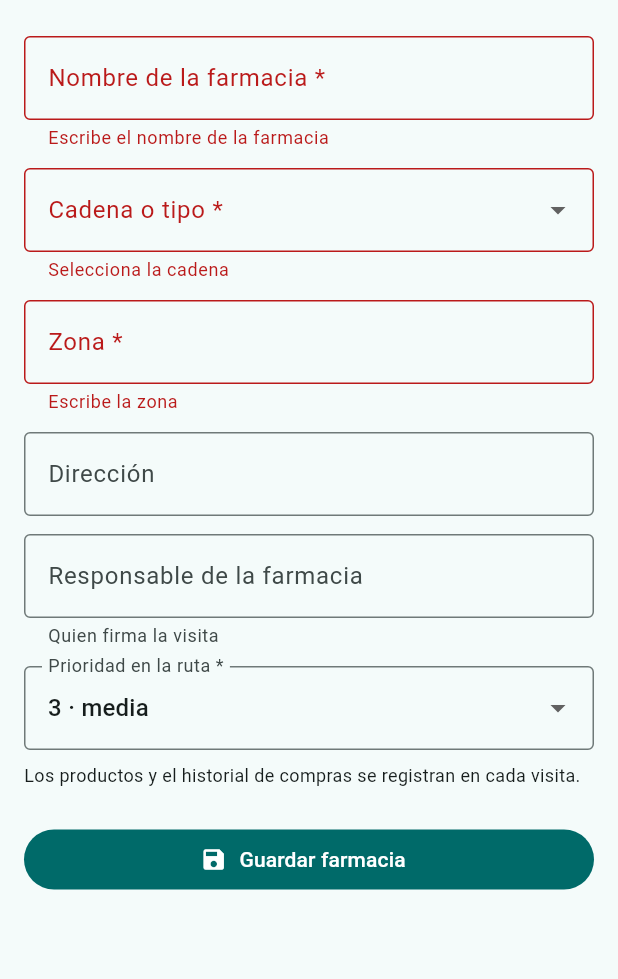
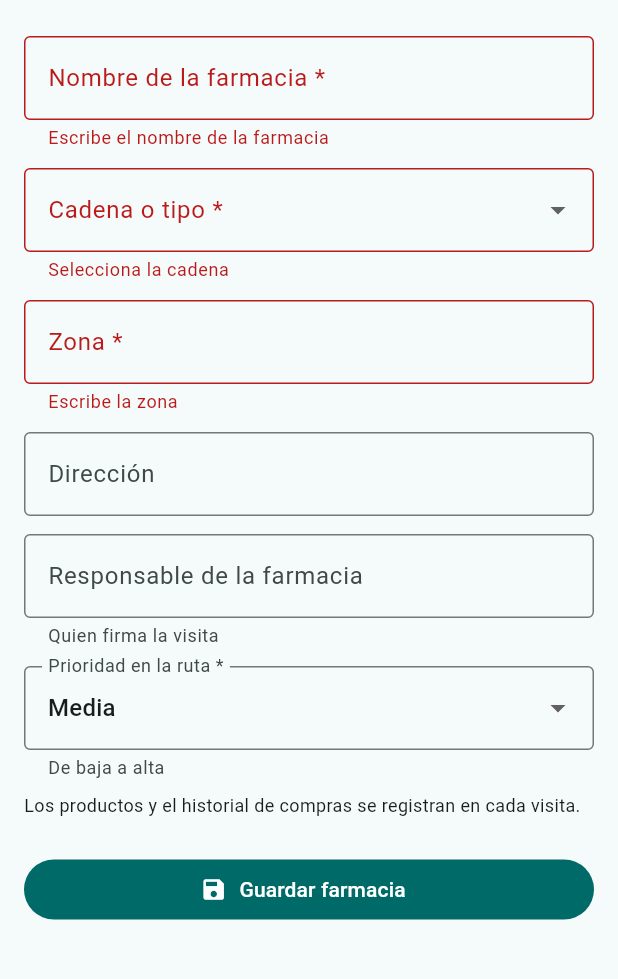
Before and after one commit to MartinEduardoContreras/transferencista, a Flutter app: the NewPharmacyScreen screen opened directly with empty values, after a tap on "Guardar farmacia", on a phone screen of 412 x 824 dp, the part 96-1075 px from its top. Run offline on Flutter 3.47's test engine with Material 3 defaults, Android fonts, the phone set to English and light mode, and no system bars; our stand-ins replace geolocator, image_picker, material_ui, sqflite; accounts and stored records are empty.

Commit message:
Agrega edición de farmacias y escala de prioridad de 5 pasos
- Prioridad de ruta en escala de baja a alta (Muy baja a Muy alta).
- Detalle de farmacia muestra responsable y prioridad; permite editar.
- Responsable de la visita se precarga desde la farmacia y es editable.
- No se ofrece iniciar visita si la farmacia ya se visitó hoy.

Co-Authored-By: Claude Haiku 5.5 <noreply@anthropic.com>

```diff
--- a/lib/models/pharmacy.dart
+++ b/lib/models/pharmacy.dart
@@ -25,8 +25,12 @@ class Pharmacy {
   /// Responsable de la farmacia (quien firma la visita).
   final String manager;
 
-  /// 1 = mayor prioridad. Se usa para ordenar la ruta del día.
+  /// Número guardado de la prioridad de ruta: 1 = la más alta. Se usa para
+  /// ordenar la ruta del día. En pantalla se muestra con [RoutePriority].
   final int priority;
+
+  /// Prioridad de ruta en la escala de 5 pasos que ve la persona.
+  RoutePriority get routePriority => RoutePriority.fromRank(priority);
 
   /// Null cuando la farmacia aún no tiene compras registradas.
   final int? daysSinceLastPurchase;
@@ -35,3 +39,25 @@ class Pharmacy {
       ? 'Sin compras registradas'
       : 'Hace $daysSinceLastPurchase días';
 }
+
+/// Prioridad de la farmacia en la ruta, en escala de baja a alta (5 pasos).
+///
+/// [rank] es el número que se guarda: 1 = la más alta, para ordenar la ruta.
+enum RoutePriority {
+  muyBaja('Muy baja', 5),
+  baja('Baja', 4),
+  media('Media', 3),
+  alta('Alta', 2),
+  muyAlta('Muy alta', 1);
+
+  const RoutePriority(this.label, this.rank);
+
+  final String label;
+  final int rank;
+
+  /// Prioridad para un número guardado. Valores fuera de 1..5 se toman como media.
+  static RoutePriority fromRank(int rank) => values.firstWhere(
+        (p) => p.rank == rank,
+        orElse: () => media,
+      );
+}
--- a/lib/screens/home_screen.dart
+++ b/lib/screens/home_screen.dart
@@ -89,9 +89,9 @@ class HomeScreen extends StatelessWidget {
                         Expanded(child: Text(planned[i].name)),
                         const SizedBox(width: 8),
                         Chip(
-                          label: Text('Prioridad ${planned[i].priority}'),
+                          label: Text('Prioridad ${planned[i].routePriority.label}'),
                           visualDensity: VisualDensity.compact,
-                          backgroundColor: planned[i].priority == 1 && !repository.wasVisitedToday(planned[i])
+                          backgroundColor: planned[i].routePriority == RoutePriority.muyAlta && !repository.wasVisitedToday(planned[i])
                               ? Theme.of(context).colorScheme.errorContainer
                               : null,
                         ),
--- a/lib/screens/new_pharmacy_screen.dart
+++ b/lib/screens/new_pharmacy_screen.dart
@@ -15,11 +15,14 @@ const pharmacyChains = <String>[
   'Otra',
 ];
 
-/// Formulario para crear una farmacia nueva. Al guardar devuelve la farmacia creada.
+/// Formulario para crear una farmacia nueva o editar una existente. Si se pasa
+/// [pharmacy], los campos se llenan con sus datos y se actualiza en lugar de
+/// crear. Al guardar devuelve la farmacia guardada.
 class NewPharmacyScreen extends StatefulWidget {
-  const NewPharmacyScreen({super.key, required this.repository});
+  const NewPharmacyScreen({super.key, required this.repository, this.pharmacy});
 
   final AppRepository repository;
+  final Pharmacy? pharmacy;
 
   @override
   State<NewPharmacyScreen> createState() => _NewPharmacyScreenState();
@@ -33,7 +36,23 @@ class _NewPharmacyScreenState extends State<NewPharmacyScreen> {
   final _manager = TextEditingController();
 
   String? _chain;
-  int _priority = 3;
+  RoutePriority _priority = RoutePriority.media;
+
+  bool get _isEditing => widget.pharmacy != null;
+
+  @override
+  void initState() {
+    super.initState();
+    final p = widget.pharmacy;
+    if (p != null) {
+      _name.text = p.name;
+      _zone.text = p.zone;
+      _address.text = p.address;
+      _manager.text = p.manager;
+      _chain = p.chain;
+      _priority = p.routePriority;
+    }
+  }
 
   @override
   void dispose() {
@@ -50,24 +69,38 @@ class _NewPharmacyScreenState extends State<NewPharmacyScreen> {
   Future<void> _save() async {
     if (!_formKey.currentState!.validate()) return;
 
+    final previous = widget.pharmacy;
     final pharmacy = Pharmacy(
-      id: widget.repository.newPharmacyId(),
+      id: previous?.id ?? widget.repository.newPharmacyId(),
       name: _name.text.trim(),
       chain: _chain!,
       zone: _zone.text.trim(),
       address: _address.text.trim(),
       manager: _manager.text.trim(),
-      priority: _priority,
+      priority: _priority.rank,
+      daysSinceLastPurchase: previous?.daysSinceLastPurchase,
     );
-    await widget.repository.addPharmacy(pharmacy);
+    if (previous == null) {
+      await widget.repository.addPharmacy(pharmacy);
+    } else {
+      await widget.repository.updatePharmacy(pharmacy);
+    }
     if (!mounted) return;
     Navigator.of(context).pop(pharmacy);
   }
 
   @override
   Widget build(BuildContext context) {
+    // Si la cadena guardada ya no está en la lista, se agrega para no perderla.
+    final chains = [
+      ...pharmacyChains,
+      if (_chain != null && !pharmacyChains.contains(_chain)) _chain!,
+    ];
+
     return Scaffold(
-      appBar: const BrandAppBar(title: 'Nueva farmacia'),
+      appBar: BrandAppBar(
+        title: _isEditing ? 'Editar farmacia' : 'Nueva farmacia',
+      ),
       body: Form(
         key: _formKey,
         child: ListView(
@@ -91,7 +124,7 @@ class _NewPharmacyScreenState extends State<NewPharmacyScreen> {
                 border: OutlineInputBorder(),
               ),
               items: [
-                for (final chain in pharmacyChains)
+                for (final chain in chains)
                   DropdownMenuItem(value: chain, child: Text(chain)),
               ],
               onChanged: (value) => setState(() => _chain = value),
@@ -126,18 +159,16 @@ class _NewPharmacyScreenState extends State<NewPharmacyScreen> {
               ),
             ),
             const SizedBox(height: 12),
-            DropdownButtonFormField<int>(
+            DropdownButtonFormField<RoutePriority>(
               initialValue: _priority,
               decoration: const InputDecoration(
                 labelText: 'Prioridad en la ruta *',
+                helperText: 'De baja a alta',
                 border: OutlineInputBorder(),
               ),
-              items: const [
-                DropdownMenuItem(value: 1, child: Text('1 · más alta')),
-                DropdownMenuItem(value: 2, child: Text('2')),
-                DropdownMenuItem(value: 3, child: Text('3 · media')),
-                DropdownMenuItem(value: 4, child: Text('4')),
-                DropdownMenuItem(value: 5, child: Text('5 · más baja')),
+              items: [
+                for (final priority in RoutePriority.values)
+                  DropdownMenuItem(value: priority, child: Text(priority.label)),
               ],
               onChanged: (value) =>
                   setState(() => _priority = value ?? _priority),
@@ -151,7 +182,7 @@ class _NewPharmacyScreenState extends State<NewPharmacyScreen> {
             FilledButton.icon(
               onPressed: () => _save(),
               icon: const Icon(Icons.save),
-              label: const Text('Guardar farmacia'),
+              label: Text(_isEditing ? 'Guardar cambios' : 'Guardar farmacia'),
             ),
           ],
         ),
--- a/lib/widgets/brand_app_bar.dart
+++ b/lib/widgets/brand_app_bar.dart
@@ -2,13 +2,21 @@ import 'package:material_ui/material_ui.dart';
 
 /// Barra superior de la app: logo de Medical Farma seguido del título de la pantalla.
 class BrandAppBar extends StatelessWidget implements PreferredSizeWidget {
-  const BrandAppBar({super.key, required this.title, this.subtitle});
+  const BrandAppBar({
+    super.key,
+    required this.title,
+    this.subtitle,
+    this.actions,
+  });
 
   static const double _toolbarHeight = 72;
   static const double _logoHeight = 56;
 
   final String title;
   final String? subtitle;
+
+  /// Acciones opcionales a la derecha de la barra.
+  final List<Widget>? actions;
 
   @override
   Size get preferredSize => const Size.fromHeight(_toolbarHeight);
@@ -17,6 +25,7 @@ class BrandAppBar extends StatelessWidget implements PreferredSizeWidget {
   Widget build(BuildContext context) {
     return AppBar(
       toolbarHeight: _toolbarHeight,
+      actions: actions,
       title: Row(
         children: [
           Image.asset('assets/images/logo_medical_farma.png', height: _logoHeight),
```
Also changed, not shown: lib/data/app_repository.dart (+9 -0 lines), lib/screens/pharmacy_detail_screen.dart (+48 -8 lines), lib/screens/visit_screen.dart (+8 -1 lines), 1 other file.
